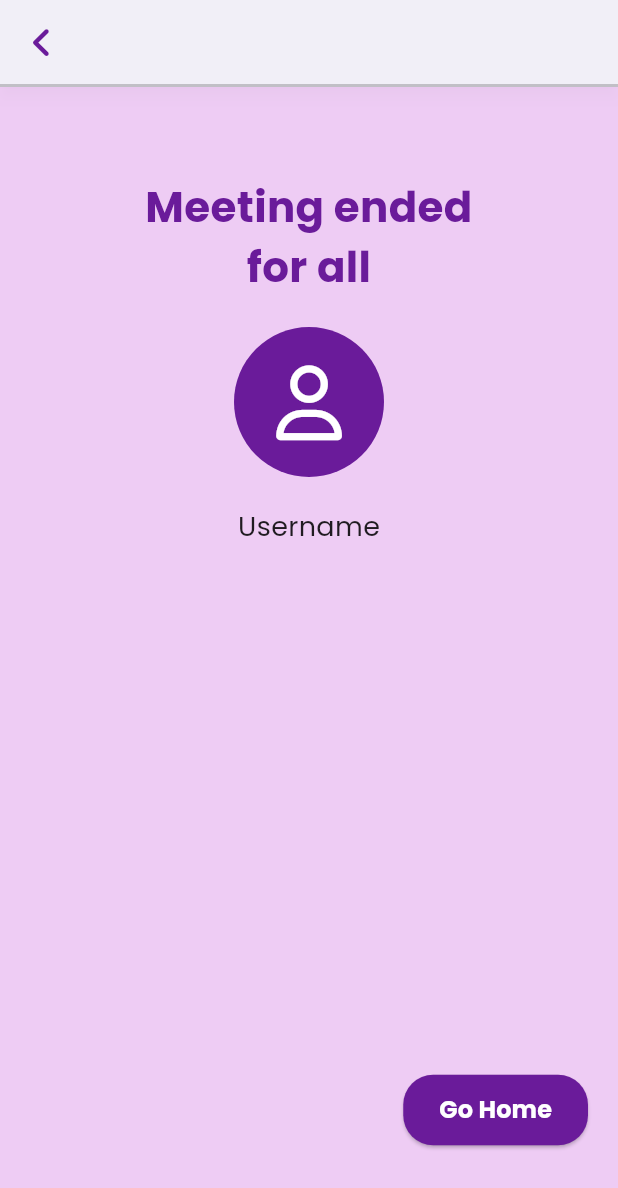
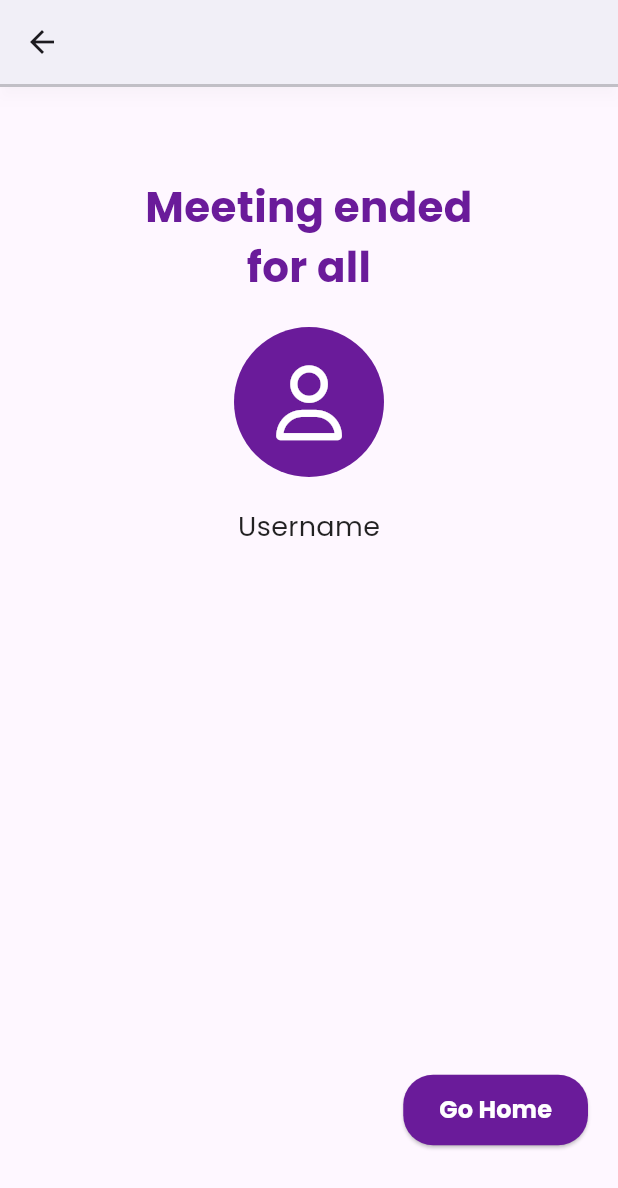
Before and after one commit to devi1262005/meet-app, a Flutter app: the Endofmeet screen opened directly, on a phone screen of 412 x 824 dp. Shown: the top 1188 px of the screen. Run offline on Flutter 3.47's test engine with Material 3 defaults, Android fonts, the phone set to English and light mode, and no system bars; our stand-ins replace firebase_auth, font_awesome_flutter, google_fonts, google_sign_in; accounts and stored records are empty.

Commit message:
Update endofmeet.dart

```diff
--- a/meet/lib/page/endofmeet.dart
+++ b/meet/lib/page/endofmeet.dart
@@ -4,6 +4,7 @@ import 'package:flutter/services.dart';
 import 'package:font_awesome_flutter/font_awesome_flutter.dart';
 // ignore: depend_on_referenced_packages
 import 'package:google_fonts/google_fonts.dart';
+import 'package:meet/page/Home.dart';
 
 class Endofmeet extends StatefulWidget {
   const Endofmeet({super.key});
@@ -33,15 +34,7 @@ class _CreateState extends State<Endofmeet> {
         elevation: 4,
         backgroundColor: const Color.fromARGB(255, 255, 255, 255),
         shadowColor: Colors.black.withOpacity(0.1),
-        leading: IconButton(
-          icon: FaIcon(
-            FontAwesomeIcons.angleLeft,
-            color: Colors.purple.shade800,
-          ),
-          onPressed: () {
-            Navigator.pop(context);
-          },
-        ),
+
         bottom: PreferredSize(
           preferredSize: const Size.fromHeight(2.0),
           child: Container(
@@ -51,7 +44,7 @@ class _CreateState extends State<Endofmeet> {
         ),
       ),
       body: Container(
-        color: const Color.fromARGB(255, 238, 204, 244), // Light purple background color
+        // Light purple background color
         child: Stack(
           children: [
             Align(
@@ -100,6 +93,8 @@ class _CreateState extends State<Endofmeet> {
               child: ElevatedButton(
                 onPressed: () {
                   // Add navigation to home screen here
+                   Navigator.pushReplacement(context,
+                    MaterialPageRoute(builder: (context) => Home()));
                 },
                 style: ElevatedButton.styleFrom(
                   backgroundColor: Colors.purple.shade800,
```
